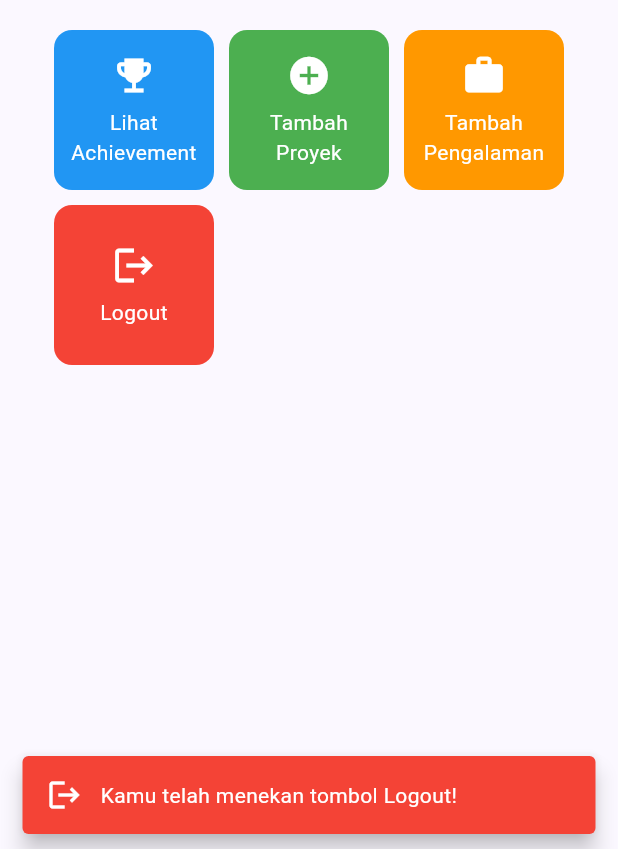
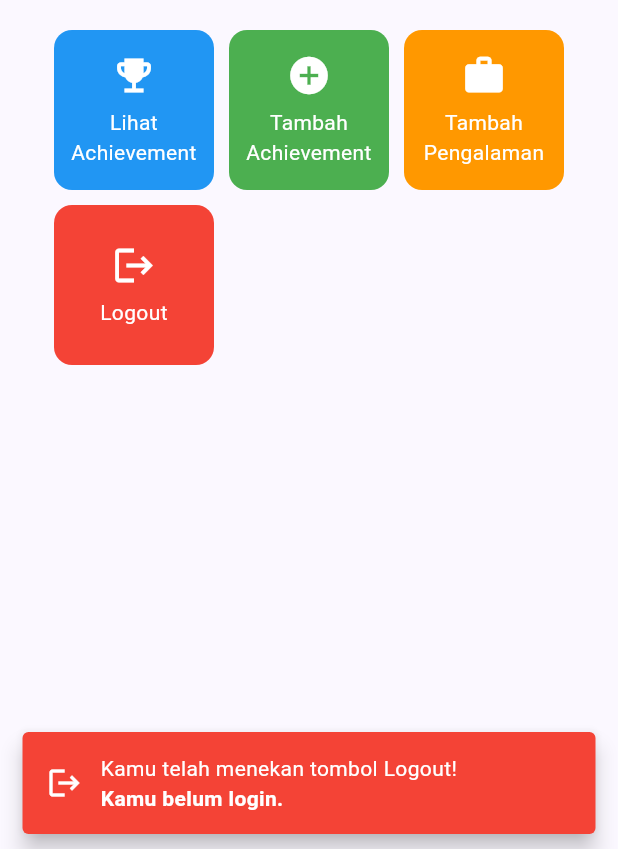
Before and after one commit to prittavidya/myportofolio_mobile, a Flutter app: the screen it shows after launch, after a tap on "Logout", on a phone screen of 412 x 824 dp, the part 387-1236 px from its top. Run offline on Flutter 3.47's test engine with Material 3 defaults, Android fonts, the phone set to English and light mode, and no system bars; our stand-ins replace material_ui; generated files the repository leaves out were written again; network calls fail.

Commit message:
feat: protect achievement actions with token auth and post the form to the API

```diff
--- a/lib/screens/menu.dart
+++ b/lib/screens/menu.dart
@@ -13,7 +13,7 @@ class MyHomePage extends StatelessWidget {
 
   final List<ItemHomepage> items = const [
     ItemHomepage("Lihat Achievement", Icons.emoji_events, Colors.blue),
-    ItemHomepage("Tambah Proyek", Icons.add_circle, Colors.green),
+    ItemHomepage("Tambah Achievement", Icons.add_circle, Colors.green),
     ItemHomepage("Tambah Pengalaman", Icons.work, Colors.orange),
     ItemHomepage("Logout", Icons.logout, Colors.red),
   ];
--- a/lib/widgets/left_drawer.dart
+++ b/lib/widgets/left_drawer.dart
@@ -1,14 +1,22 @@
 import 'package:material_ui/material_ui.dart';
+import 'package:myportofolio_mobile/screens/achievement_form.dart';
 import 'package:myportofolio_mobile/screens/achievement_list_screen.dart';
 import 'package:myportofolio_mobile/screens/experience_form.dart';
+import 'package:myportofolio_mobile/screens/login_screen.dart';
 import 'package:myportofolio_mobile/screens/menu.dart';
-import 'package:myportofolio_mobile/screens/project_form.dart';
+import 'package:myportofolio_mobile/services/auth_state.dart';
+import 'package:myportofolio_mobile/widgets/auth_guard.dart';
+import 'package:provider/provider.dart';
 
 class LeftDrawer extends StatelessWidget {
   const LeftDrawer({super.key});
 
   @override
   Widget build(BuildContext context) {
+    // watch: drawer di-rebuild setiap kali status login berubah, sehingga
+    // opsi Login/Logout selalu sesuai.
+    final isLoggedIn = context.watch<AuthState>().isLoggedIn;
+
     return Drawer(
       child: ListView(
         children: [
@@ -69,13 +77,15 @@ class LeftDrawer extends StatelessWidget {
           ),
           ListTile(
             leading: const Icon(Icons.add_circle_outline),
-            title: const Text('Add Project'),
-            // Navigasi ke halaman tambah proyek
-            onTap: () {
+            title: const Text('Add Achievement'),
+            // Halaman tambah achievement dilindungi: wajib login dulu.
+            onTap: () async {
+              final loggedIn = await ensureLoggedIn(context);
+              if (!loggedIn || !context.mounted) return;
               Navigator.pushReplacement(
                 context,
                 MaterialPageRoute(
-                  builder: (context) => const ProjectFormPage(),
+                  builder: (context) => const AchievementFormPage(),
                 ),
               );
             },
@@ -93,6 +103,42 @@ class LeftDrawer extends StatelessWidget {
               );
             },
           ),
+          const Divider(),
+          if (isLoggedIn)
+            ListTile(
+              leading: const Icon(Icons.logout),
+              title: const Text('Logout'),
+              onTap: () async {
+                final messenger = ScaffoldMessenger.of(context);
+                final navigator = Navigator.of(context);
+                await context.read<AuthState>().logout();
+                navigator.pop(); // tutup drawer
+                messenger
+                  ..removeCurrentSnackBar()
+                  ..showSnackBar(
+                    const SnackBar(content: Text('Berhasil logout.')),
+                  );
+              },
+            )
+          else
+            ListTile(
+              leading: const Icon(Icons.login),
+              title: const Text('Login'),
+              onTap: () async {
+                final messenger = ScaffoldMessenger.of(context);
+                final loggedIn = await Navigator.push<bool>(
+                  context,
+                  MaterialPageRoute(builder: (context) => const LoginScreen()),
+                );
+                if (loggedIn == true) {
+                  messenger
+                    ..removeCurrentSnackBar()
+                    ..showSnackBar(
+                      const SnackBar(content: Text('Login berhasil.')),
+                    );
+                }
+              },
+            ),
         ],
       ),
     );
--- a/lib/widgets/project_card.dart
+++ b/lib/widgets/project_card.dart
@@ -1,26 +1,21 @@
 import 'package:material_ui/material_ui.dart';
 import 'package:myportofolio_mobile/models/item_homepage.dart';
 import 'package:myportofolio_mobile/screens/achievement_list_screen.dart';
+import 'package:myportofolio_mobile/screens/achievement_form.dart';
 import 'package:myportofolio_mobile/screens/experience_form.dart';
-import 'package:myportofolio_mobile/screens/project_form.dart';
+import 'package:myportofolio_mobile/services/auth_state.dart';
+import 'package:myportofolio_mobile/widgets/auth_guard.dart';
+import 'package:provider/provider.dart';
 
 class ItemCard extends StatelessWidget {
   final ItemHomepage item;
 
   const ItemCard(this.item, {super.key});
 
-  @override
-  Widget build(BuildContext context) {
-    return Material(
-      color: item.color,
-      borderRadius: BorderRadius.circular(12),
-      child: InkWell(
-        // Samakan bentuk efek ripple dengan sudut kartu.
-        borderRadius: BorderRadius.circular(12),
-        onTap: () {
+  void _showSnackBar(ScaffoldMessengerState messenger, {String? detail}) {
     // Sembunyikan SnackBar sebelumnya agar pesan tidak menumpuk
     // ketika tombol ditekan berkali-kali.
-          ScaffoldMessenger.of(context)
+    messenger
       ..hideCurrentSnackBar()
       ..showSnackBar(
         SnackBar(
@@ -33,25 +28,75 @@ class ItemCard extends StatelessWidget {
               Icon(item.icon, color: Colors.white),
               const SizedBox(width: 12),
               Expanded(
-                      child: Text(
+                child: Column(
+                  mainAxisSize: MainAxisSize.min,
+                  crossAxisAlignment: CrossAxisAlignment.start,
+                  children: [
+                    Text(
                       "Kamu telah menekan tombol ${item.name}!",
                       style: const TextStyle(color: Colors.white),
+                    ),
+                    if (detail != null)
+                      Text(
+                        detail,
+                        style: const TextStyle(
+                          color: Colors.white,
+                          fontWeight: FontWeight.bold,
+                        ),
+                      ),
+                  ],
                 ),
               ),
             ],
           ),
         ),
       );
+  }
+
+  @override
+  Widget build(BuildContext context) {
+    return Material(
+      color: item.color,
+      borderRadius: BorderRadius.circular(12),
+      child: InkWell(
+        // Samakan bentuk efek ripple dengan sudut kartu.
+        borderRadius: BorderRadius.circular(12),
+        onTap: () async {
+          final messenger = ScaffoldMessenger.of(context);
+
+          // Logout menampilkan satu SnackBar berisi hasilnya sekaligus.
+          // Menampilkan SnackBar kedua setelah request selesai tidak andal:
+          // jika server membalas sangat cepat, SnackBar pertama belum sempat
+          // beranimasi sehingga tidak bisa disembunyikan dan yang kedua
+          // tertahan di antrean.
+          if (item.name == "Logout") {
+            final authState = context.read<AuthState>();
+            final wasLoggedIn = authState.isLoggedIn;
+            if (wasLoggedIn) await authState.logout();
+            _showSnackBar(
+              messenger,
+              detail: wasLoggedIn ? 'Berhasil logout.' : 'Kamu belum login.',
+            );
+            return;
+          }
+
+          _showSnackBar(messenger);
+
+          // Menambah achievement butuh token, jadi minta login terlebih dulu.
+          if (item.name == "Tambah Achievement") {
+            final loggedIn = await ensureLoggedIn(context);
+            if (!loggedIn || !context.mounted) return;
+          }
 
           // Navigate ke halaman yang sesuai. Navigator.push menaruh halaman
           // form di atas halaman utama, jadi tombol Back bisa kembali ke menu.
           final Widget? destination = switch (item.name) {
             "Lihat Achievement" => const AchievementListScreen(),
-            "Tambah Proyek" => const ProjectFormPage(),
+            "Tambah Achievement" => const AchievementFormPage(),
             "Tambah Pengalaman" => const ExperienceFormPage(),
             _ => null,
           };
-          if (destination != null) {
+          if (destination != null && context.mounted) {
             Navigator.push(
               context,
               MaterialPageRoute(builder: (context) => destination),
```
Also changed, not shown: lib/screens/achievement_form.dart (added, +266 -0 lines), lib/screens/project_form.dart (deleted, +0 -214 lines), 2 other files. Lines whose indentation alone changed are shown as unchanged.
